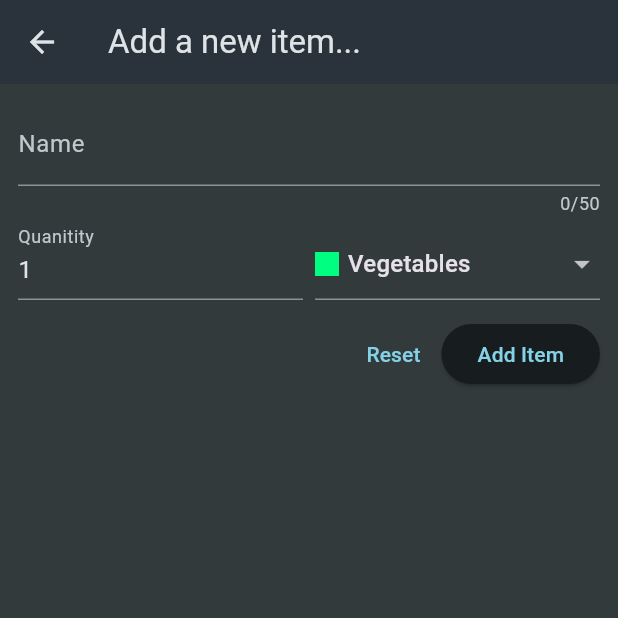
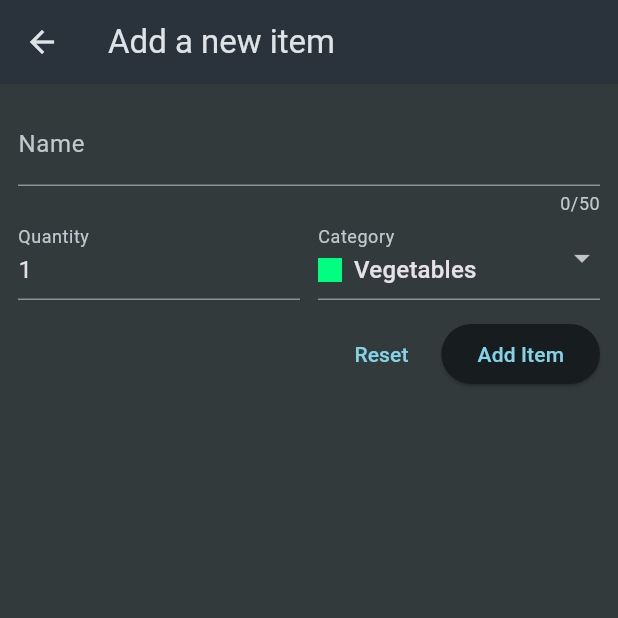
Before and after one commit to ZiruXia/Shopping_List, a Flutter app: the screen it shows after launch, after a tap on the "add box" icon, on a phone screen of 412 x 824 dp, the top half of it. Run offline on Flutter 3.47's test engine with Material 3 defaults, Android fonts, the phone set to English and light mode, and no system bars; network calls fail.

```diff
--- a/lib/widgets/grocery_list.dart
+++ b/lib/widgets/grocery_list.dart
@@ -1,4 +1,10 @@
+import 'dart:convert';
+
 import 'package:flutter/material.dart';
+import 'package:http/http.dart' as http;
+
+import 'package:shopping_list/data/categories.dart';
+import 'package:shopping_list/models/category.dart';
 import 'package:shopping_list/widgets/new_item.dart';
 import 'package:shopping_list/models/grocery_item.dart';
 
@@ -11,6 +17,87 @@ class GroceryList extends StatefulWidget {
 
 class _GroceryListState extends State<GroceryList> {
   final List<GroceryItem> _groceryItems = [];
+  var _isLoading = true;
+  String? _error;
+
+  final String firebaseUrl = 'https://shopping-list-29a1c-default-rtdb.europe-west1.firebasedatabase.app/';
+
+
+  @override
+  void initState() {
+    super.initState();
+    _loadItems();
+  }
+
+  Future<void> _loadItems() async {
+    setState(() {
+      _isLoading = true;
+      _error = null;
+    });
+
+    final url = Uri.parse('$firebaseUrl/shopping-list.json');
+
+    try {
+      final response = await http.get(url);
+
+      if (response.statusCode >= 400) {
+        setState(() {
+          _error = 'Failed to fetch data.';
+          _isLoading = false;
+        });
+        return;
+      }
+
+      if (response.body == 'null') {
+        setState(() {
+          _groceryItems.clear();
+          _isLoading = false;
+        });
+        return;
+      }
+
+      final Map<String, dynamic> data = json.decode(response.body);
+
+      final loaded = <GroceryItem>[];
+
+      for (final entry in data.entries) {
+        final id = entry.key;
+        final item = entry.value as Map<String, dynamic>;
+
+        final categoryTitle = item['category'] as String;
+        final category = categories.entries
+            .firstWhere(
+              (e) => e.value.title == categoryTitle,
+              orElse: () => MapEntry(
+                Categories.other,
+                categories[Categories.other]!,
+              ),
+            )
+            .value;
+
+        loaded.add(
+          GroceryItem(
+            id: id,
+            name: item['name'],
+            quantity: item['quantity'],
+            category: category,
+          ),
+        );
+      }
+
+      setState(() {
+        _groceryItems
+          ..clear()
+          ..addAll(loaded);
+        _isLoading = false;
+      });
+    } catch (e) {
+      setState(() {
+        _error = 'Network error / wrong firebaseUrl.';
+        _isLoading = false;
+      });
+    }
+  }
 
   void _addItem() async {
     final newItem = await Navigator.of(context).push<GroceryItem>(
@@ -26,62 +113,85 @@ class _GroceryListState extends State<GroceryList> {
     });
   }
 
-  void _removeItem(GroceryItem item) {
-
-    final itemIndex = _groceryItems.indexOf(item);
+  Future<void> _removeItem(GroceryItem item) async {
+    final index = _groceryItems.indexOf(item);
 
     setState(() {
       _groceryItems.remove(item);
     });
 
+    bool undone = false;
 
-    ScaffoldMessenger.of(context).clearSnackBars();
-    ScaffoldMessenger.of(context).showSnackBar(
+    final controller = ScaffoldMessenger.of(context).showSnackBar(
       SnackBar(
+        content: Text('Deleted "${item.name}"'),
         duration: const Duration(seconds: 3),
-        content: Text('Removed ${item.name}.'),
         action: SnackBarAction(
-          label: 'Undo',
+          label: 'UNDO',
           onPressed: () {
-
+            undone = true;
             setState(() {
-              _groceryItems.insert(itemIndex, item);
+              _groceryItems.insert(index, item);
             });
           },
         ),
       ),
     );
+
+    await controller.closed;
+
+    if (!mounted) return;
+    if (undone) return;
+
+    final url = Uri.parse('$firebaseUrl/shopping-list/${item.id}.json');
+
+    final response = await http.delete(url);
+
+    if (!mounted) return;
+
+    if (response.statusCode >= 400) {
+      setState(() {
+        _groceryItems.insert(index, item);
+      });
+
+      ScaffoldMessenger.of(context).showSnackBar(
+        const SnackBar(content: Text('Delete failed. Restored item.')),
+      );
+    }
   }
 
   @override
   Widget build(BuildContext context) {
     Widget content = const Center(
-      child: Text("Please Click the + Button to add an Item"),
+      child: Text('No items added yet.'),
     );
 
-    if (_groceryItems.isNotEmpty) {
+    if (_isLoading) {
+      content = const Center(child: CircularProgressIndicator());
+    } else if (_error != null) {
+      content = Center(child: Text(_error!));
+    } else if (_groceryItems.isNotEmpty) {
       content = ListView.builder(
         itemCount: _groceryItems.length,
         itemBuilder: (ctx, index) {
           final item = _groceryItems[index];
+
           return Dismissible(
             key: ValueKey(item.id),
-            onDismissed: (direction) {
-              _removeItem(item);
-            },
+            direction: DismissDirection.endToStart,
+            onDismissed: (_) => _removeItem(item),
             background: Container(
-              color: Theme.of(context).colorScheme.error.withOpacity(0.75),
               alignment: Alignment.centerRight,
               padding: const EdgeInsets.only(right: 20),
-              child: const Icon(Icons.delete, color: Colors.white),
+              child: const Icon(Icons.delete),
             ),
             child: ListTile(
+              title: Text(item.name),
               leading: Container(
                 width: 24,
                 height: 24,
                 color: item.category.color,
               ),
-              title: Text(item.name),
               trailing: Text(item.quantity.toString()),
             ),
           );
@@ -97,6 +207,10 @@ class _GroceryListState extends State<GroceryList> {
             onPressed: _addItem,
             icon: const Icon(Icons.add_box),
           ),
+          IconButton(
+            onPressed: _loadItems,
+            icon: const Icon(Icons.refresh),
+          ),
         ],
       ),
       body: content,
--- a/lib/widgets/new_item.dart
+++ b/lib/widgets/new_item.dart
@@ -23,18 +23,21 @@ class _NewItemState extends State<NewItem>{
   var _selectedCategory = categories[Categories.vegetables]!;
   var _isSending = false;
 
-  static const String firebaseUrl = 'https://shopping-list-29a1c-default-rtdb.europe-west1.firebasedatabase.app/';
+  static const String firebaseUrl =
+  'https://shopping-list-29a1c-default-rtdb.europe-west1.firebasedatabase.app/';
 
-  void _saveItem() async {
-    if(_formKey.currentState!.validate())
-    {
+
+  Future<void> _saveItem() async {
+    final isValid = _formKey.currentState!.validate();
+    if (!isValid) return;
+
     _formKey.currentState!.save();
 
     setState(() {
       _isSending = true;
     });
 
-    final url = Uri.https("shopping-list-29a1c-default-rtdb.europe-west1.firebasedatabase.app", 'shopping-list.json');
+    final url = Uri.parse('$firebaseUrl/shopping-list.json');
 
     try {
       final response = await http.post(
@@ -47,22 +50,34 @@ class _NewItemState extends State<NewItem>{
         }),
       );
 
-      final Map<String, dynamic> resData = json.decode(response.body);
+      if (!mounted) return;
 
-      if (!mounted) return;
+      if (response.statusCode >= 400) {
+        setState(() => _isSending = false);
+        ScaffoldMessenger.of(context).showSnackBar(
+          const SnackBar(content: Text('Failed to add item.')),
+        );
+        return;
+      }
+
+      final resData = json.decode(response.body) as Map<String, dynamic>;
+      final id = resData['name']; // ✅ Firebase 生成的 key
 
       Navigator.of(context).pop(
         GroceryItem(
-          id: resData['name'],
+          id: id,
           name: _eneteredName,
           quantity: _enteredQuantity,
           category: _selectedCategory,
         ),
       );
-    // ignore: empty_catches
-    } catch (error) {
+    } catch (e) {
+      if (!mounted) return;
 
-    }
+      setState(() => _isSending = false);
+      ScaffoldMessenger.of(context).showSnackBar(
+        const SnackBar(content: Text('Network error / wrong firebaseUrl.')),
+      );
     }
   }
 
@@ -70,94 +85,113 @@ class _NewItemState extends State<NewItem>{
   Widget build(BuildContext context) {
     return Scaffold(
       appBar: AppBar(
-        title: Text("Add a new item..."),
+        title: const Text("Add a new item"),
       ),
       body: Padding(
-        padding: EdgeInsets.all(12),
+        padding: const EdgeInsets.all(12),
         child: Form(
           key: _formKey,
-        child: Column( children: [
+          child: Column(
+            children: [
               TextFormField(
                 maxLength: 50,
-            decoration: InputDecoration(
-              label: Text('Name')),
-              validator: (value){
-                if(value==null ||
+                decoration: const InputDecoration(label: Text('Name')),
+                validator: (value) {
+                  if (value == null ||
                       value.isEmpty ||
-                  value.length <= 1 ||
-                   value.length > 50){
+                      value.trim().length <= 1 ||
+                      value.trim().length > 50) {
                     return "Must have a name between 2 and 50 characters long!";
                   }
                   return null;
                 },
-                onSaved: (value){
-                  _eneteredName = value!;
-                }
+                onSaved: (value) => _eneteredName = value!.trim(),
               ),
               Row(
                 crossAxisAlignment: CrossAxisAlignment.end,
                 children: [
                   Expanded(
                     child: TextFormField(
+                      initialValue: '1',
+                      decoration: const InputDecoration(label: Text('Quantity')),
                       keyboardType: TextInputType.number,
-                    decoration: InputDecoration(
-                      label: Text("Quanitity"),
-                    ),
-                    initialValue: '1',
-                    validator: (value){
-                      if(value==null ||
-                   value.isEmpty ||
-                   int.tryParse(value) == null ||
-                   int.tryParse(value)!<= 0){
-                  return "Must have a name between 2 and 50 characters long!";
+                      validator: (value) {
+                        final num = int.tryParse(value ?? '');
+                        if (num == null || num <= 0) {
+                          return 'Must be a valid, positive number.';
                         }
                         return null;
                       },
-               onSaved: (value){
-                  _enteredQuantity = int.parse(value!);
-                }
+                      onSaved: (value) =>
+                          _enteredQuantity = int.parse(value!),
                     ),
                   ),
-                const SizedBox(width: 8),
+                  const SizedBox(width: 12),
                   Expanded(
-                  child: DropdownButtonFormField(
-                    initialValue: _selectedCategory,
+                    child: DropdownButtonFormField<Category>(
+                      value: _selectedCategory,
+                      decoration:
+                          const InputDecoration(label: Text('Category')),
                       items: [
-                    for(final category in categories.entries)
+                        for (final entry in categories.entries)
                           DropdownMenuItem(
-                      value: category.value,
-                      child: Row(children: [
+                            value: entry.value,
+                            child: Row(
+                              children: [
                                 Container(
                                   width: 16,
                                   height: 16,
-                        color: category.value.color,
+                                  color: entry.value.color,
                                 ),
-                      const SizedBox(width: 6),
-                      Text(category.value.title)
+                                const SizedBox(width: 8),
+                                Text(entry.value.title),
                               ],
+                            ),
+                          )
+                      ],
+                      onChanged: (value) {
+                        if (value == null) return;
+                        setState(() {
+                          _selectedCategory = value;
+                        });
+                      },
                     ),
                   ),
                 ],
-                   onChanged: (value){
-                    setState(() {
-                      _selectedCategory = value!;
-                    }
-                    );
-                   }),
-                )
-              ],),
+              ),
               const SizedBox(height: 12),
               Row(
                 mainAxisAlignment: MainAxisAlignment.end,
                 children: [
-                TextButton(onPressed: (){
+                  TextButton(
+                    onPressed: _isSending
+                        ? null
+                        : () {
                             _formKey.currentState!.reset();
-                }, child: const Text("Reset")),
-                ElevatedButton(onPressed: _saveItem, child: Text("Add Item"))
-              ],)
+                            setState(() {
+                              _selectedCategory =
+                                  categories[Categories.vegetables]!;
+                              _enteredQuantity = 1;
+                            });
+                          },
+                    child: const Text("Reset"),
+                  ),
+                  const SizedBox(width: 8),
+                  ElevatedButton(
+                    onPressed: _isSending ? null : _saveItem,
+                    child: _isSending
+                        ? const SizedBox(
+                            width: 18,
+                            height: 18,
+                            child: CircularProgressIndicator(strokeWidth: 2),
+                          )
+                        : const Text("Add Item"),
+                  ),
+                ],
+              )
             ],
           ),
-        )
+        ),
       ),
     );
   }
```
Lines whose indentation alone changed are shown as unchanged.
